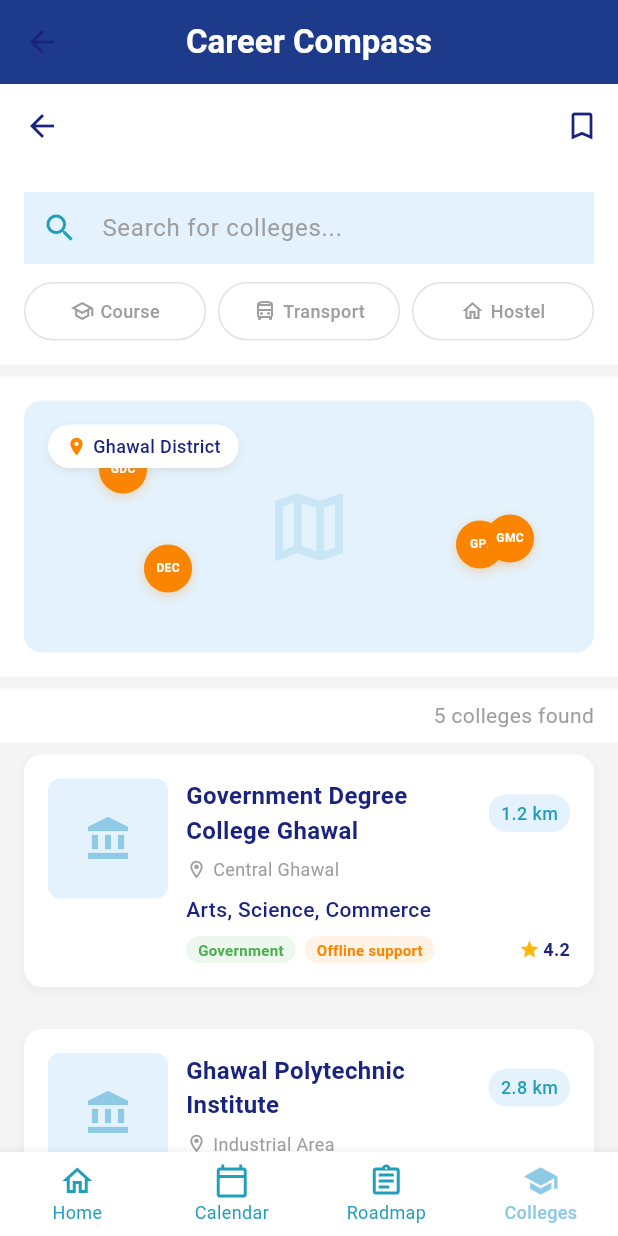
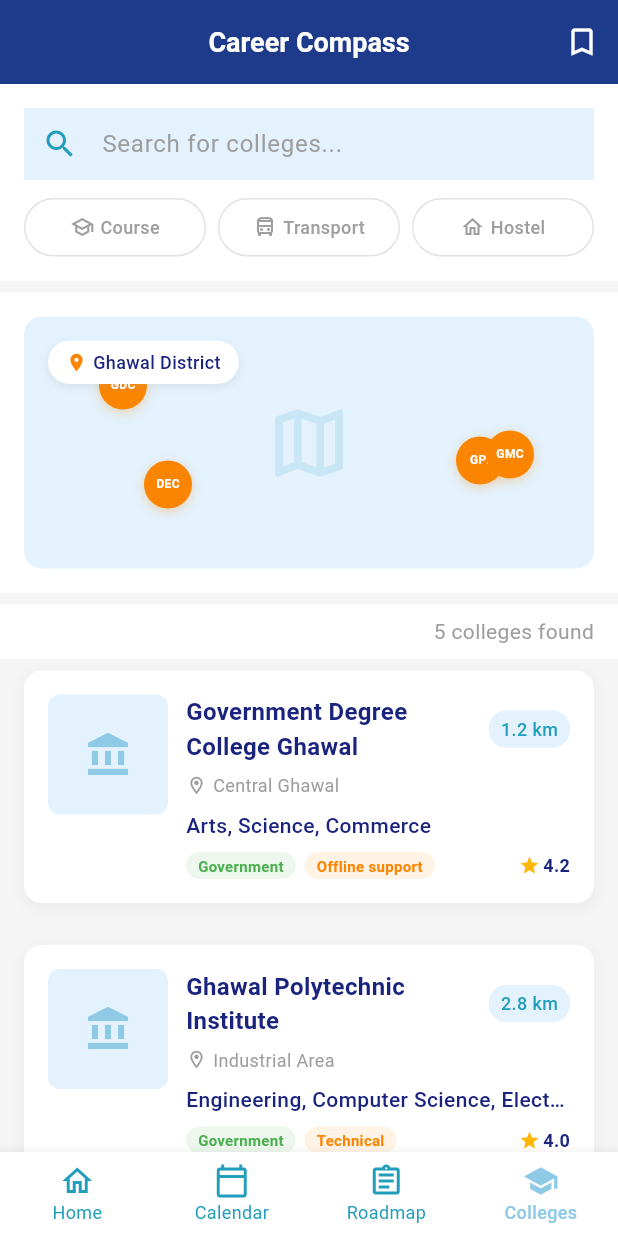
Before and after one commit to Thetwobraincells/SihApp, a Flutter app: the screen it shows after launch, item 4 of the bottom bar chosen, after a tap on the "bookmark outline" icon, on a phone screen of 412 x 824 dp. Run offline on Flutter 3.47's test engine with Material 3 defaults, Android fonts, the phone set to English and light mode, and no system bars; our stand-ins replace geocoding, geolocator, google_fonts, permission_handler.

Commit message:
College Finder Back issue solved

```diff
--- a/lib/views/college_finder/college_finder_screen.dart
+++ b/lib/views/college_finder/college_finder_screen.dart
@@ -27,7 +27,9 @@ class College {
 }
 
 class CollegeFinderScreen extends StatefulWidget {
-  const CollegeFinderScreen({Key? key}) : super(key: key);
+  final bool isTab; // NEW: Parameter to control app bar behavior
+
+  const CollegeFinderScreen({Key? key, this.isTab = false}) : super(key: key);
 
   @override
   State<CollegeFinderScreen> createState() => _CollegeFinderScreenState();
@@ -103,7 +105,8 @@ class _CollegeFinderScreenState extends State<CollegeFinderScreen> {
   Widget build(BuildContext context) {
     return Scaffold(
       backgroundColor: AppColors.lightGray,
-      appBar: _buildAppBar(),
+      // FIXED: Only show AppBar if NOT a tab
+      appBar: widget.isTab ? null : _buildAppBar(),
       body: CustomScrollView(
         slivers: [
           SliverToBoxAdapter(
@@ -162,7 +165,7 @@ class _CollegeFinderScreenState extends State<CollegeFinderScreen> {
     );
   }
 
-  // App Bar
+  // App Bar (only used when NOT a tab)
   PreferredSizeWidget _buildAppBar() {
     return AppBar(
       backgroundColor: AppColors.white,
--- a/lib/views/main_screen.dart
+++ b/lib/views/main_screen.dart
@@ -18,15 +18,19 @@ class MainScreen extends StatefulWidget {
 class _MainScreenState extends State<MainScreen> {
   int _currentIndex = 0;
   late final List<Widget> _pages;
+  late final PageController _pageController;
 
   @override
   void initState() {
     super.initState();
+    _pageController = PageController(initialPage: 0);
+
+    // Create pages with proper tab context
     _pages = [
       const HomePage(),
       const TimelineTrackerScreen(),
       const CleanRoadmapScreen(roadmapId: 'software_engineer'),
-      const CollegeFinderScreen(),
+      const CollegeFinderScreen(isTab: true), // KEY FIX: Tell it it's a tab
     ];
 
     // Initialize the roadmap data when the app starts
@@ -36,30 +40,37 @@ class _MainScreenState extends State<MainScreen> {
     });
   }
 
+  @override
+  void dispose() {
+    _pageController.dispose();
+    super.dispose();
+  }
+
   void _onItemTapped(int index) {
     setState(() {
       _currentIndex = index;
     });
+
+    // Animate to the selected page
+    _pageController.animateToPage(
+      index,
+      duration: const Duration(milliseconds: 300),
+      curve: Curves.easeInOut,
+    );
   }
 
   @override
   Widget build(BuildContext context) {
-    // Get the current route name based on the selected index
-    final currentRoute = AppBottomNavItems.mainNavItems[_currentIndex].route;
-
     return Scaffold(
-      // Only show AppBar for non-home pages (Home page has its own header)
-      appBar: _currentIndex == 0 ? null : AppBar(
-        title: Text(
-          _getTitleForRoute(currentRoute),
-          style: const TextStyle(color: Colors.white, fontWeight: FontWeight.bold),
-        ),
-        backgroundColor: const Color(0xFF1E3A8A), // Dark blue color
-        elevation: 0,
-        centerTitle: true,
-      ),
-      body: IndexedStack(
-        index: _currentIndex,
+      // FIXED: Always show AppBar for consistency, but customize per screen
+      appBar: _buildAppBarForCurrentPage(),
+      body: PageView(
+        controller: _pageController,
+        onPageChanged: (index) {
+          setState(() {
+            _currentIndex = index;
+          });
+        },
         children: _pages,
       ),
       bottomNavigationBar: CustomBottomNavigation(
@@ -70,16 +81,54 @@ class _MainScreenState extends State<MainScreen> {
     );
   }
 
-  String _getTitleForRoute(String route) {
-    switch (route) {
-      case '/home':
+  PreferredSizeWidget? _buildAppBarForCurrentPage() {
+    // Home page manages its own header
+    if (_currentIndex == 0) {
+      return null;
+    }
+
+    return AppBar(
+      title: Text(
+        _getTitleForIndex(_currentIndex),
+        style: const TextStyle(
+          color: Colors.white,
+          fontWeight: FontWeight.w600,
+          fontSize: 18,
+        ),
+      ),
+      backgroundColor: const Color(0xFF1E3A8A),
+      elevation: 0,
+      centerTitle: true,
+      automaticallyImplyLeading: false, // KEY FIX: No back button for tabs
+      actions: _getActionsForCurrentPage(),
+    );
+  }
+
+  List<Widget>? _getActionsForCurrentPage() {
+    // Add specific actions for College Finder tab
+    if (_currentIndex == 3) { // College Finder index
+      return [
+        IconButton(
+          icon: const Icon(Icons.bookmark_outline, color: Colors.white),
+          onPressed: () {
+            // Handle bookmark action
+          },
+        ),
+      ];
+    }
+    return null;
+  }
+
+  String _getTitleForIndex(int index) {
+    switch (index) {
+      case 0:
         return 'Home';
-      case '/timeline':
+      case 1:
         return 'Timeline Tracker';
-      case '/roadmap':
+      case 2:
         return 'Career Roadmap';
-      case '/profile':
-        return 'My Profile';
+      case 3:
+        return 'Career Compass'; // Match your screenshot
       default:
         return 'Career Compass';
     }
```
Also changed, not shown: lib/core/widgets/custom_app_bar.dart (+32 -4 lines).
